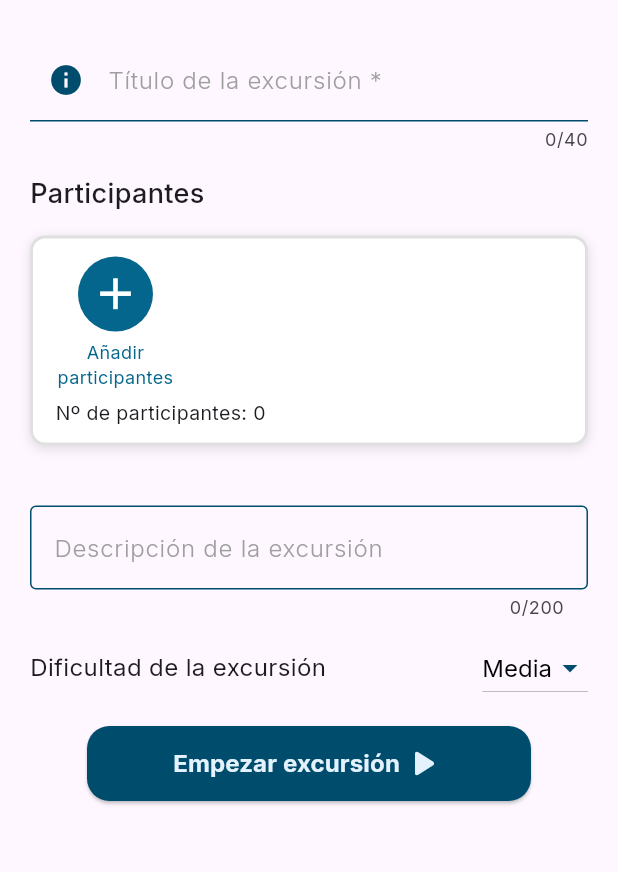
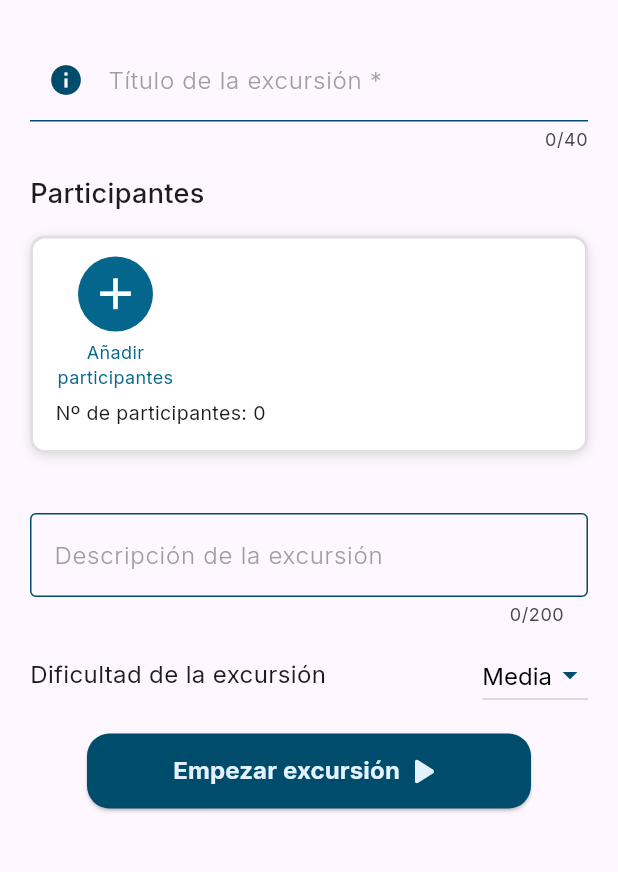
Before and after one commit to ChicoUclm/frawa, a Flutter app: the CreateExcursionPage screen opened directly, on a phone screen of 412 x 824 dp, the part 84-956 px from its top. Run offline on Flutter 3.47's test engine with Material 3 defaults, Android fonts, the phone set to English and light mode, and no system bars; our stand-ins replace audioplayers, auto_size_text, banner_carousel, battery_plus, cached_network_image, cloud_firestore and 18 more; missing offline and left inert: flutter_sound, flutter_vlc_player, icon_decoration, videosdk; accounts and stored records are empty; statements that could not run were skipped.

Commit message:
Improve minor frontend

```diff
--- a/lib/view/create_excursion_page.dart
+++ b/lib/view/create_excursion_page.dart
@@ -154,6 +154,8 @@ class _CreateExcursionPageState extends State<CreateExcursionPage> {
                 Form(
                   key: _formKey,
                   child: TextFormField(
+                    autocorrect: false,
+                    textCapitalization: TextCapitalization.sentences,
                     maxLength: 40,
                     decoration: InputDecoration(
                       labelText: "Título de la excursión *",
@@ -193,7 +195,7 @@ class _CreateExcursionPageState extends State<CreateExcursionPage> {
                 ),
                 const SizedBox(height: 15),
                 Container(
-                  height: 140,
+                  height: 145,
                   padding:
                       const EdgeInsets.symmetric(horizontal: 15, vertical: 12),
                   decoration: BoxDecoration(
@@ -224,9 +226,11 @@ class _CreateExcursionPageState extends State<CreateExcursionPage> {
                         ),
                       ),
                       const SizedBox(height: 5),
-                      Text("Nº de participantes: ${_participants.length}",
-                          style: GoogleFonts.inter(
-                              textStyle: const TextStyle(fontSize: 13)))
+                      Text(
+                        "Nº de participantes: ${_participants.length}",
+                        style: GoogleFonts.inter(
+                            textStyle: const TextStyle(fontSize: 13)),
+                      )
                     ],
                   ),
                 ),
@@ -240,9 +244,9 @@ class _CreateExcursionPageState extends State<CreateExcursionPage> {
                             color: Colors.grey,
                             fontSize: 16,
                             fontWeight: FontWeight.w300)),
-                    enabledBorder: OutlineInputBorder(
+                    enabledBorder: const OutlineInputBorder(
                         borderSide: BorderSide(color: Constants.indigoDye)),
-                    focusedBorder: OutlineInputBorder(
+                    focusedBorder: const OutlineInputBorder(
                         borderSide: BorderSide(color: Constants.indigoDye)),
                   ),
                   onChanged: (value) {
--- a/lib/view/landing_page.dart
+++ b/lib/view/landing_page.dart
@@ -49,7 +49,7 @@ class _LandingPageState extends State<LandingPage> {
   List<ExcursionRecap> _recentExcursions = [];
 
   String _weatherIcon = "";
-  final String _weatherString = "El tiempo en  ";
+  final String _weatherString = "El tiempo en ";
 
   @override
   void dispose() {
```
Also changed, not shown: lib/view/excursion_page.dart (+28 -8 lines).
